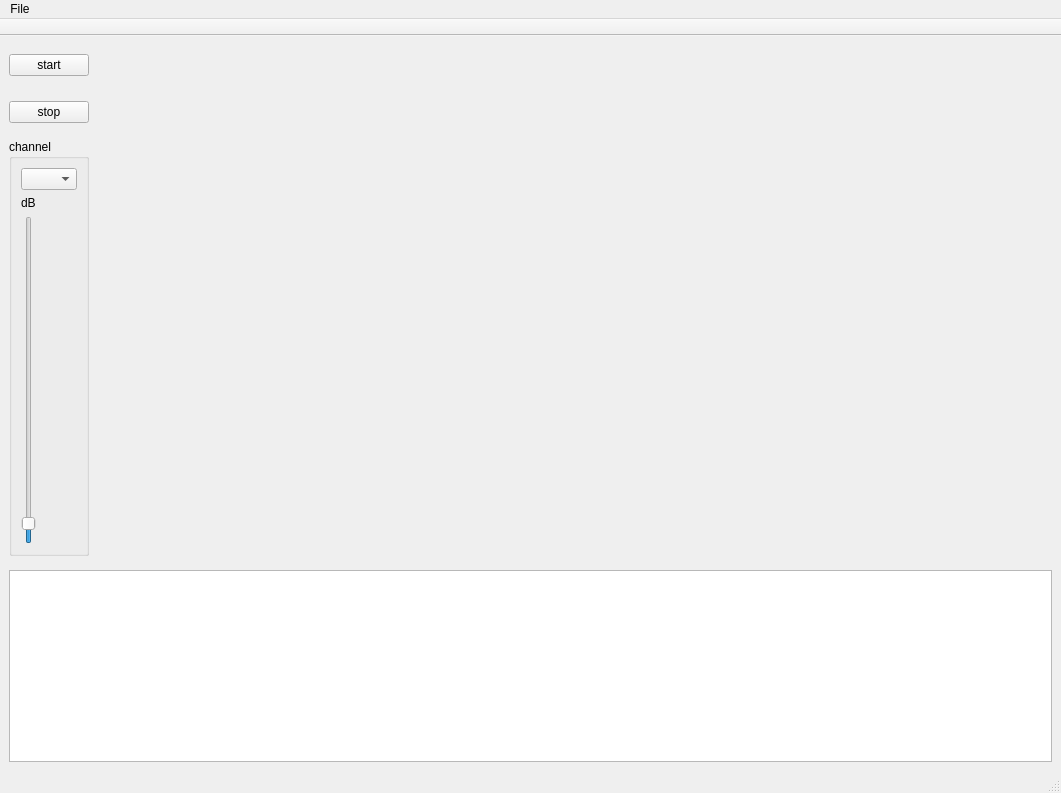
First picture: the form in source/main_window.ui, repository Oleg-Malyutin/SDR_ieee802.15.4_PHY, before the edit.
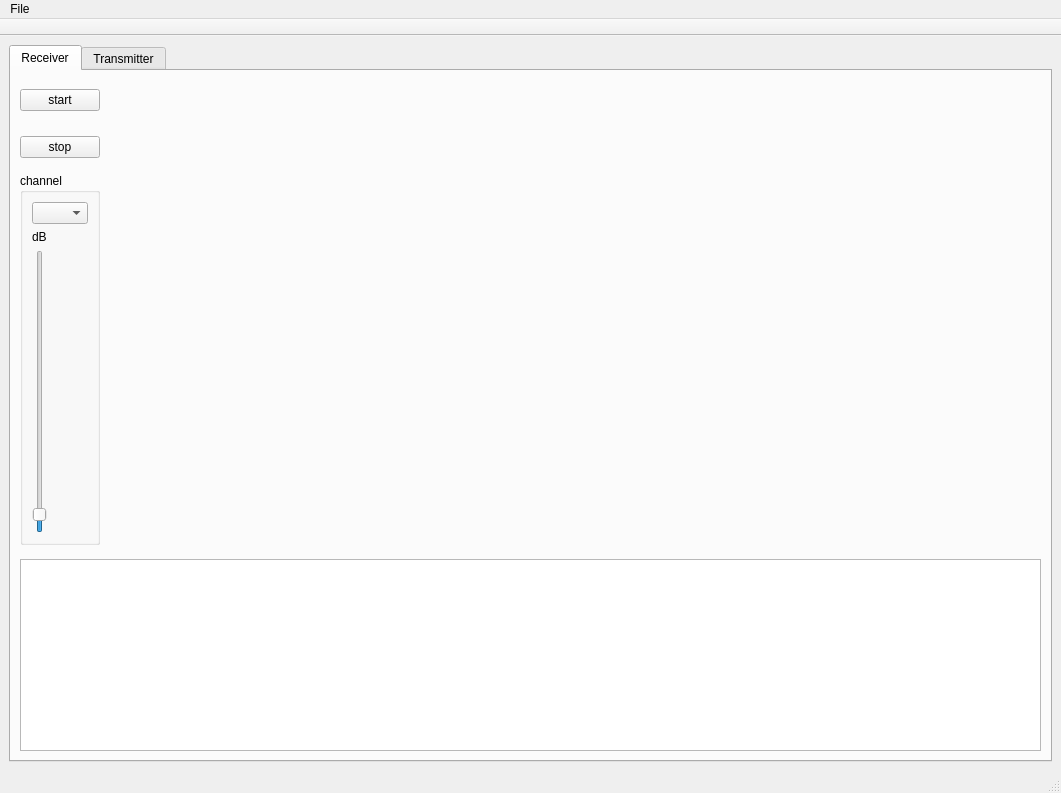
Second picture: the form after the edit. Custom widgets are drawn as their Qt base class.

The edit to the form file:
```diff
--- a/source/main_window.ui
+++ b/source/main_window.ui
@@ -15,113 +15,17 @@
   </property>
   <widget class="QWidget" name="centralwidget">
    <layout class="QGridLayout" name="gridLayout">
-    <item row="6" column="1">
-     <spacer name="verticalSpacer_8">
-      <property name="orientation">
-       <enum>Qt::Vertical</enum>
+    <item row="0" column="0">
+     <widget class="QTabWidget" name="tabWidget">
+      <property name="currentIndex">
+       <number>0</number>
       </property>
-      <property name="sizeHint" stdset="0">
-       <size>
-        <width>20</width>
-        <height>40</height>
-       </size>
-      </property>
-     </spacer>
-    </item>
-    <item row="5" column="1">
-     <spacer name="verticalSpacer_9">
-      <property name="orientation">
-       <enum>Qt::Vertical</enum>
-      </property>
-      <property name="sizeHint" stdset="0">
-       <size>
-        <width>20</width>
-        <height>40</height>
-       </size>
-      </property>
-     </spacer>
-    </item>
-    <item row="12" column="1">
-     <spacer name="verticalSpacer_2">
-      <property name="orientation">
-       <enum>Qt::Vertical</enum>
-      </property>
-      <property name="sizeHint" stdset="0">
-       <size>
-        <width>20</width>
-        <height>40</height>
-       </size>
-      </property>
-     </spacer>
-    </item>
-    <item row="14" column="10">
-     <spacer name="horizontalSpacer_7">
-      <property name="orientation">
-       <enum>Qt::Horizontal</enum>
-      </property>
-      <property name="sizeHint" stdset="0">
-       <size>
-        <width>40</width>
-        <height>8</height>
-       </size>
-      </property>
-     </spacer>
-    </item>
-    <item row="8" column="1">
-     <spacer name="verticalSpacer_7">
-      <property name="orientation">
-       <enum>Qt::Vertical</enum>
-      </property>
-      <property name="sizeHint" stdset="0">
-       <size>
-        <width>20</width>
-        <height>40</height>
-       </size>
-      </property>
-     </spacer>
-    </item>
-    <item row="4" column="1">
-     <spacer name="verticalSpacer_5">
-      <property name="orientation">
-       <enum>Qt::Vertical</enum>
-      </property>
-      <property name="sizeHint" stdset="0">
-       <size>
-        <width>20</width>
-        <height>40</height>
-       </size>
-      </property>
-     </spacer>
-    </item>
-    <item row="15" column="0" colspan="11">
-     <widget class="QTextBrowser" name="textBrowser_capture">
-      <property name="maximumSize">
-       <size>
-        <width>16777215</width>
-        <height>256</height>
-       </size>
-      </property>
-      <property name="font">
-       <font>
-        <family>Liberation Mono</family>
-       </font>
-      </property>
-     </widget>
-    </item>
-    <item row="14" column="9">
-     <spacer name="horizontalSpacer_3">
-      <property name="orientation">
-       <enum>Qt::Horizontal</enum>
-      </property>
-      <property name="sizeHint" stdset="0">
-       <size>
-        <width>40</width>
-        <height>8</height>
-       </size>
-      </property>
-     </spacer>
-    </item>
-    <item row="1" column="0">
+      <widget class="QWidget" name="tab_receiver">
+       <attribute name="title">
+        <string>Receiver</string>
+       </attribute>
+       <layout class="QGridLayout" name="gridLayout_3">
+        <item row="0" column="0">
      <widget class="QPushButton" name="pushButton_start">
       <property name="maximumSize">
        <size>
@@ -134,85 +38,7 @@
       </property>
      </widget>
     </item>
-    <item row="10" column="1">
-     <spacer name="verticalSpacer">
-      <property name="orientation">
-       <enum>Qt::Vertical</enum>
-      </property>
-      <property name="sizeHint" stdset="0">
-       <size>
-        <width>20</width>
-        <height>2</height>
-       </size>
-      </property>
-     </spacer>
-    </item>
-    <item row="14" column="8">
-     <spacer name="horizontalSpacer_6">
-      <property name="orientation">
-       <enum>Qt::Horizontal</enum>
-      </property>
-      <property name="sizeHint" stdset="0">
-       <size>
-        <width>40</width>
-        <height>8</height>
-       </size>
-      </property>
-     </spacer>
-    </item>
-    <item row="3" column="1">
-     <spacer name="verticalSpacer_10">
-      <property name="orientation">
-       <enum>Qt::Vertical</enum>
-      </property>
-      <property name="sizeHint" stdset="0">
-       <size>
-        <width>20</width>
-        <height>40</height>
-       </size>
-      </property>
-     </spacer>
-    </item>
-    <item row="14" column="5">
-     <spacer name="horizontalSpacer">
-      <property name="orientation">
-       <enum>Qt::Horizontal</enum>
-      </property>
-      <property name="sizeHint" stdset="0">
-       <size>
-        <width>40</width>
-        <height>8</height>
-       </size>
-      </property>
-     </spacer>
-    </item>
-    <item row="14" column="6">
-     <spacer name="horizontalSpacer_2">
-      <property name="orientation">
-       <enum>Qt::Horizontal</enum>
-      </property>
-      <property name="sizeHint" stdset="0">
-       <size>
-        <width>40</width>
-        <height>8</height>
-       </size>
-      </property>
-     </spacer>
-    </item>
-    <item row="9" column="1">
-     <spacer name="verticalSpacer_6">
-      <property name="orientation">
-       <enum>Qt::Vertical</enum>
-      </property>
-      <property name="sizeHint" stdset="0">
-       <size>
-        <width>20</width>
-        <height>40</height>
-       </size>
-      </property>
-     </spacer>
-    </item>
-    <item row="0" column="1" rowspan="3">
+        <item row="0" column="1">
      <spacer name="verticalSpacer_3">
       <property name="orientation">
        <enum>Qt::Vertical</enum>
@@ -220,38 +46,44 @@
       <property name="sizeHint" stdset="0">
        <size>
         <width>20</width>
-        <height>40</height>
+            <height>35</height>
        </size>
       </property>
      </spacer>
     </item>
-    <item row="11" column="1">
-     <spacer name="verticalSpacer_4">
-      <property name="orientation">
-       <enum>Qt::Vertical</enum>
-      </property>
-      <property name="sizeHint" stdset="0">
+        <item row="0" column="2" rowspan="5" colspan="4">
+         <widget class="QCustomPlot" name="plot_preamble_correlaion" native="true"/>
+        </item>
+        <item row="0" column="6" rowspan="5" colspan="2">
+         <widget class="QCustomPlot" name="plot_sfd_correlation" native="true"/>
+        </item>
+        <item row="1" column="0">
+         <widget class="QPushButton" name="pushButton_stop">
+          <property name="maximumSize">
        <size>
-        <width>20</width>
-        <height>40</height>
-       </size>
-      </property>
-     </spacer>
-    </item>
-    <item row="13" column="1">
-     <spacer name="verticalSpacer_11">
+            <width>80</width>
+            <height>16777215</height>
+           </size>
+          </property>
+          <property name="text">
+           <string>stop</string>
+          </property>
+         </widget>
+        </item>
+        <item row="1" column="1">
+         <spacer name="verticalSpacer_10">
       <property name="orientation">
        <enum>Qt::Vertical</enum>
       </property>
       <property name="sizeHint" stdset="0">
        <size>
         <width>20</width>
-        <height>40</height>
+            <height>34</height>
        </size>
       </property>
      </spacer>
     </item>
-    <item row="4" column="0" rowspan="10">
+        <item row="2" column="0" rowspan="9">
      <widget class="QGroupBox" name="groupBox_channel">
       <property name="maximumSize">
        <size>
@@ -295,42 +127,234 @@
       </layout>
      </widget>
     </item>
-    <item row="14" column="4">
-     <spacer name="horizontalSpacer_5">
+        <item row="2" column="1">
+         <spacer name="verticalSpacer_5">
       <property name="orientation">
-       <enum>Qt::Horizontal</enum>
+           <enum>Qt::Vertical</enum>
       </property>
       <property name="sizeHint" stdset="0">
        <size>
-        <width>40</width>
-        <height>8</height>
+            <width>20</width>
+            <height>35</height>
        </size>
       </property>
      </spacer>
     </item>
-    <item row="7" column="3" rowspan="7" colspan="6">
+        <item row="3" column="1">
+         <spacer name="verticalSpacer_9">
+          <property name="orientation">
+           <enum>Qt::Vertical</enum>
+          </property>
+          <property name="sizeHint" stdset="0">
+           <size>
+            <width>20</width>
+            <height>35</height>
+           </size>
+          </property>
+         </spacer>
+        </item>
+        <item row="4" column="1">
+         <spacer name="verticalSpacer_8">
+          <property name="orientation">
+           <enum>Qt::Vertical</enum>
+          </property>
+          <property name="sizeHint" stdset="0">
+           <size>
+            <width>20</width>
+            <height>35</height>
+           </size>
+          </property>
+         </spacer>
+        </item>
+        <item row="5" column="1">
+         <spacer name="verticalSpacer_7">
+          <property name="orientation">
+           <enum>Qt::Vertical</enum>
+          </property>
+          <property name="sizeHint" stdset="0">
+           <size>
+            <width>20</width>
+            <height>34</height>
+           </size>
+          </property>
+         </spacer>
+        </item>
+        <item row="5" column="2" rowspan="6" colspan="4">
      <widget class="QCustomPlot" name="plot_sfd_synchronize" native="true"/>
     </item>
-    <item row="7" column="9" rowspan="7" colspan="2">
+        <item row="5" column="6" rowspan="6" colspan="2">
      <widget class="QCustomPlot" name="plot_constelation" native="true"/>
     </item>
-    <item row="0" column="2" rowspan="7" colspan="7">
-     <widget class="QCustomPlot" name="plot_preamble_correlaion" native="true"/>
-    </item>
-    <item row="0" column="9" rowspan="7" colspan="2">
-     <widget class="QCustomPlot" name="plot_sfd_correlation" native="true"/>
-    </item>
-    <item row="3" column="0">
-     <widget class="QPushButton" name="pushButton_stop">
+        <item row="6" column="1">
+         <spacer name="verticalSpacer_6">
+          <property name="orientation">
+           <enum>Qt::Vertical</enum>
+          </property>
+          <property name="sizeHint" stdset="0">
+           <size>
+            <width>20</width>
+            <height>35</height>
+           </size>
+          </property>
+         </spacer>
+        </item>
+        <item row="7" column="1">
+         <spacer name="verticalSpacer">
+          <property name="orientation">
+           <enum>Qt::Vertical</enum>
+          </property>
+          <property name="sizeHint" stdset="0">
+           <size>
+            <width>20</width>
+            <height>2</height>
+           </size>
+          </property>
+         </spacer>
+        </item>
+        <item row="8" column="1">
+         <spacer name="verticalSpacer_4">
+          <property name="orientation">
+           <enum>Qt::Vertical</enum>
+          </property>
+          <property name="sizeHint" stdset="0">
+           <size>
+            <width>20</width>
+            <height>35</height>
+           </size>
+          </property>
+         </spacer>
+        </item>
+        <item row="9" column="1">
+         <spacer name="verticalSpacer_2">
+          <property name="orientation">
+           <enum>Qt::Vertical</enum>
+          </property>
+          <property name="sizeHint" stdset="0">
+           <size>
+            <width>20</width>
+            <height>34</height>
+           </size>
+          </property>
+         </spacer>
+        </item>
+        <item row="10" column="1">
+         <spacer name="verticalSpacer_11">
+          <property name="orientation">
+           <enum>Qt::Vertical</enum>
+          </property>
+          <property name="sizeHint" stdset="0">
+           <size>
+            <width>20</width>
+            <height>35</height>
+           </size>
+          </property>
+         </spacer>
+        </item>
+        <item row="11" column="2">
+         <spacer name="horizontalSpacer_5">
+          <property name="orientation">
+           <enum>Qt::Horizontal</enum>
+          </property>
+          <property name="sizeHint" stdset="0">
+           <size>
+            <width>143</width>
+            <height>8</height>
+           </size>
+          </property>
+         </spacer>
+        </item>
+        <item row="11" column="3">
+         <spacer name="horizontalSpacer">
+          <property name="orientation">
+           <enum>Qt::Horizontal</enum>
+          </property>
+          <property name="sizeHint" stdset="0">
+           <size>
+            <width>143</width>
+            <height>8</height>
+           </size>
+          </property>
+         </spacer>
+        </item>
+        <item row="11" column="4">
+         <spacer name="horizontalSpacer_2">
+          <property name="orientation">
+           <enum>Qt::Horizontal</enum>
+          </property>
+          <property name="sizeHint" stdset="0">
+           <size>
+            <width>143</width>
+            <height>8</height>
+           </size>
+          </property>
+         </spacer>
+        </item>
+        <item row="11" column="5">
+         <spacer name="horizontalSpacer_6">
+          <property name="orientation">
+           <enum>Qt::Horizontal</enum>
+          </property>
+          <property name="sizeHint" stdset="0">
+           <size>
+            <width>143</width>
+            <height>8</height>
+           </size>
+          </property>
+         </spacer>
+        </item>
+        <item row="11" column="6">
+         <spacer name="horizontalSpacer_3">
+          <property name="orientation">
+           <enum>Qt::Horizontal</enum>
+          </property>
+          <property name="sizeHint" stdset="0">
+           <size>
+            <width>143</width>
+            <height>8</height>
+           </size>
+          </property>
+         </spacer>
+        </item>
+        <item row="11" column="7">
+         <spacer name="horizontalSpacer_7">
+          <property name="orientation">
+           <enum>Qt::Horizontal</enum>
+          </property>
+          <property name="sizeHint" stdset="0">
+           <size>
+            <width>143</width>
+            <height>8</height>
+           </size>
+          </property>
+         </spacer>
+        </item>
+        <item row="12" column="0" colspan="8">
+         <widget class="QTextBrowser" name="textBrowser_capture">
       <property name="maximumSize">
        <size>
-        <width>80</width>
-        <height>16777215</height>
-       </size>
-      </property>
-      <property name="text">
-       <string>stop</string>
-      </property>
+            <width>16777215</width>
+            <height>256</height>
+           </size>
+          </property>
+          <property name="font">
+           <font>
+            <family>Liberation Mono</family>
+           </font>
+          </property>
+         </widget>
+        </item>
+       </layout>
+      </widget>
+      <widget class="QWidget" name="tab_transmitter">
+       <attribute name="title">
+        <string>Transmitter</string>
+       </attribute>
+       <layout class="QGridLayout" name="gridLayout_4">
+        <item row="0" column="0">
+         <widget class="QCustomPlot" name="plot_trnsmitter" native="true"/>
+        </item>
+       </layout>
+      </widget>
      </widget>
     </item>
    </layout>
```
Lines whose indentation alone changed are shown as unchanged.
